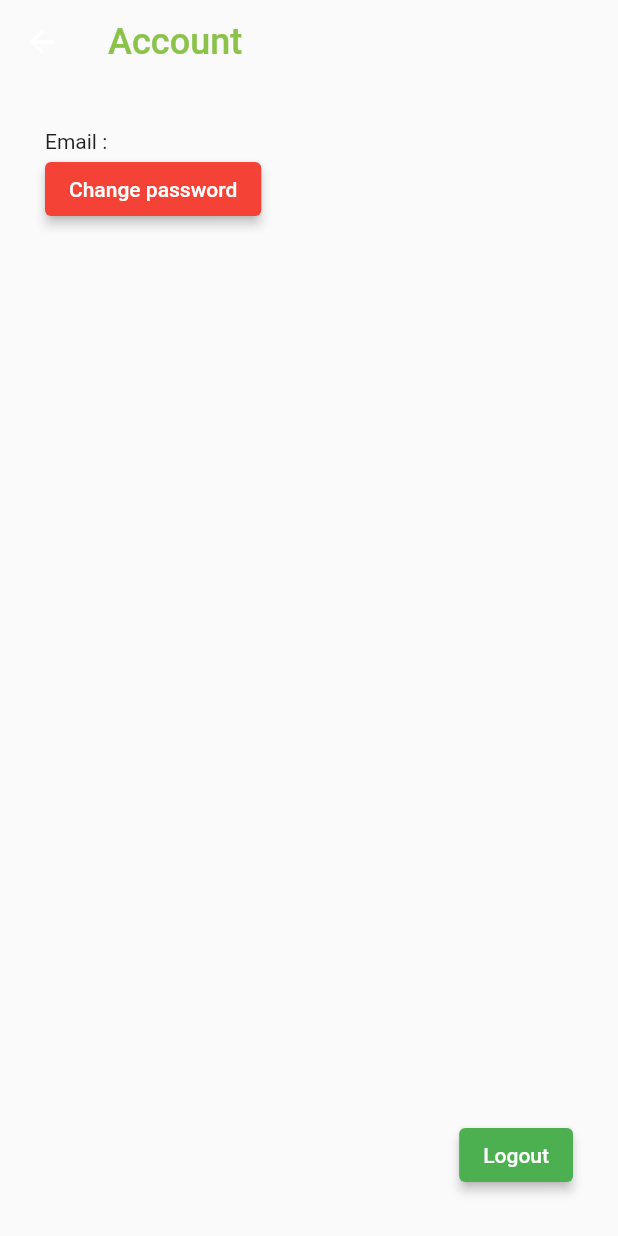
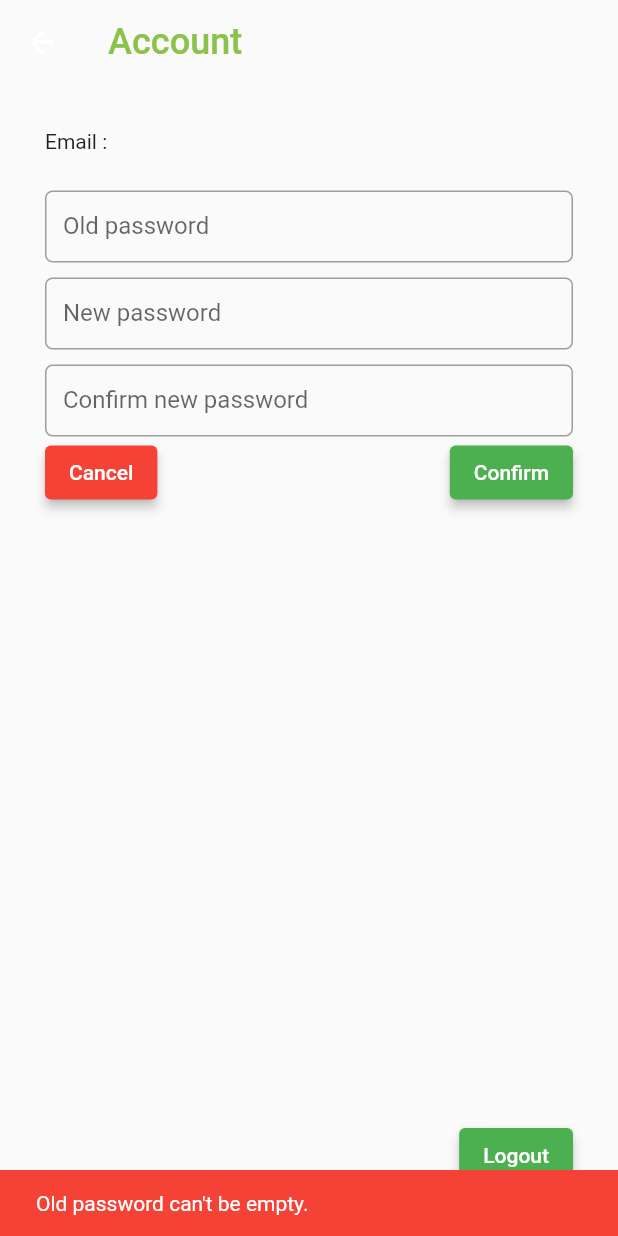
Before and after one commit to AlexL64/IntelliGrow-App, a Flutter app: the Account screen opened directly, after a tap on "Change password", after a tap on "Confirm", on a phone screen of 412 x 824 dp. Run offline on Flutter 3.47's test engine with Material 2 defaults, Android fonts, the phone set to English and light mode, and no system bars; our stand-ins replace firebase_auth, firebase_core, flutter_login; accounts and stored records are empty; generated files the repository leaves out were written again.

Commit message:
Allow changing password

```diff
--- a/lib/views/login_screen.dart
+++ b/lib/views/login_screen.dart
@@ -22,8 +22,7 @@ class LoginScreen extends StatelessWidget {
 
   Future<String?> _signupUser(SignupData data) async {
     try {
-      final credential =
-          await FirebaseAuth.instance.createUserWithEmailAndPassword(
+      final credential = await FirebaseAuth.instance.createUserWithEmailAndPassword(
         email: data.name.toString().trim(),
         password: data.password.toString().trim(),
       );
@@ -44,7 +43,8 @@ class LoginScreen extends StatelessWidget {
       if (password.isEmpty) {
         return "Password can't be empty";
       }
-      if(!password.trim().contains(RegExp(r'^(?=.*[a-z])(?=.*[A-Z])(?=.*\d)(?=.*[@$!%*?&])[A-Za-z\d@$!%*?&]{8,}$'))) {
+      if (!password.trim().contains(
+          RegExp(r'^(?=.*[a-z])(?=.*[A-Z])(?=.*\d)(?=.*[@$!%*?&])[A-Za-z\d@$!%*?&]{8,}$'))) {
         return 'The password must contains at least : 8 characters,\n1 Lower case, 1 Upper case, 1 Number and\n1 Special character';
       }
     }
--- a/lib/widgets/account.dart
+++ b/lib/widgets/account.dart
@@ -12,6 +12,10 @@ class Account extends StatefulWidget {
 
 class _AccountState extends State<Account> {
   bool changePasswordDisplayed = false;
+
+  TextEditingController oldPasswordController = TextEditingController();
+  TextEditingController newPasswordController = TextEditingController();
+  TextEditingController confirmNewPasswordController = TextEditingController();
 
   showAlertDialog(BuildContext context) {
     Widget cancelButton = TextButton(
@@ -60,6 +64,88 @@ class _AccountState extends State<Account> {
     return "Unknown";
   }
 
+  Future<void> changePassword() async {
+    if (validatePassword()) {
+      final currentUser = FirebaseAuth.instance.currentUser;
+      if (currentUser != null) {
+        try {
+          final userCredential = await FirebaseAuth.instance.signInWithEmailAndPassword(
+            email: currentUser.email.toString(),
+            password: oldPasswordController.text.trim(),
+          );
+          final user = userCredential.user;
+          await user?.updatePassword(newPasswordController.text.trim());
+          ScaffoldMessenger.of(context).showSnackBar(SnackBar(
+            content: const Text("Password successfully changed"),
+            backgroundColor: Colors.green[600],
+          ));
+          changePasswordDisplayed = false;
+          oldPasswordController.text = "";
+          newPasswordController.text = "";
+          confirmNewPasswordController.text = "";
+          setState(() {});
+        } on FirebaseAuthException catch (e) {
+          if (e.code == 'wrong-password') {
+            ScaffoldMessenger.of(context).showSnackBar(
+              const SnackBar(
+                content: Text("Incorrect old password"),
+                backgroundColor: Colors.red,
+              ),
+            );
+          }
+        }
+      }
+    }
+  }
+
+  bool validatePassword() {
+    if (oldPasswordController.text.trim().isEmpty) {
+      ScaffoldMessenger.of(context).showSnackBar(const SnackBar(
+        content: Text("Old password can't be empty."),
+        backgroundColor: Colors.red,
+      ));
+      return false;
+    }
+    if (newPasswordController.text.trim().isEmpty) {
+      ScaffoldMessenger.of(context).showSnackBar(const SnackBar(
+        content: Text("New password can't be empty."),
+        backgroundColor: Colors.red,
+      ));
+      return false;
+    }
+    if (confirmNewPasswordController.text.trim().isEmpty) {
+      ScaffoldMessenger.of(context).showSnackBar(const SnackBar(
+        content: Text("Confirm New password can't be empty."),
+        backgroundColor: Colors.red,
+      ));
+      return false;
+    }
+    if (oldPasswordController.text.trim() == newPasswordController.text.trim()) {
+      ScaffoldMessenger.of(context).showSnackBar(const SnackBar(
+        content: Text("New password can't be the same as the old password."),
+        backgroundColor: Colors.red,
+      ));
+      return false;
+    }
+    if (newPasswordController.text.trim() != confirmNewPasswordController.text.trim()) {
+      ScaffoldMessenger.of(context).showSnackBar(const SnackBar(
+        content: Text("New password and Confirm new password are different."),
+        backgroundColor: Colors.red,
+      ));
+      return false;
+    }
+    if (!newPasswordController.text.trim().contains(
+        RegExp(r'^(?=.*[a-z])(?=.*[A-Z])(?=.*\d)(?=.*[@$!%*?&])[A-Za-z\d@$!%*?&]{8,}$'))) {
+      ScaffoldMessenger.of(context).showSnackBar(const SnackBar(
+        content: Text(
+            "The new password must contains at least : 8 characters,\n1 Lower case, 1 Upper case, 1 Number and\n1 Special character."),
+        backgroundColor: Colors.red,
+      ));
+      return false;
+    }
+    return true;
+  }
+
   @override
   Widget build(BuildContext context) {
     return Scaffold(
@@ -87,12 +173,20 @@ class _AccountState extends State<Account> {
                     child: Column(
                       crossAxisAlignment: CrossAxisAlignment.stretch,
                       children: [
-                        const Text('Old password :'),
-                        const CustomTextFormField(),
-                        const Text('New password :'),
-                        const CustomTextFormField(),
-                        const Text('Confirm new password :'),
-                        const CustomTextFormField(),
+                        CustomTextFormField(
+                          label: "Old password",
+                          controller: oldPasswordController,
+                        ),
+                        const SizedBox(height: 10),
+                        CustomTextFormField(
+                          label: "New password",
+                          controller: newPasswordController,
+                        ),
+                        const SizedBox(height: 10),
+                        CustomTextFormField(
+                          label: "Confirm new password",
+                          controller: confirmNewPasswordController,
+                        ),
                         Stack(
                           children: [
                             ElevatedButton(
@@ -114,8 +208,7 @@ class _AccountState extends State<Account> {
                                   elevation: 3,
                                 ),
                                 onPressed: () {
-                                  changePasswordDisplayed = false;
-                                  setState(() {});
+                                  changePassword();
                                 },
                                 child: const Text("Confirm"),
                               ),
--- a/lib/widgets/custom_text_from_field.dart
+++ b/lib/widgets/custom_text_from_field.dart
@@ -1,12 +1,16 @@
 import 'package:flutter/material.dart';
 
 class CustomTextFormField extends StatelessWidget {
-  const CustomTextFormField({super.key});
+  const CustomTextFormField({super.key, required this.label, required this.controller});
+
+  final String label;
+  final TextEditingController controller;
 
   @override
   Widget build(BuildContext context) {
     return TextFormField(
       decoration: InputDecoration(
+        labelText: label,
         enabledBorder: OutlineInputBorder(
           borderSide: const BorderSide(width: 1, color: Colors.grey),
           borderRadius: BorderRadius.circular(5.0),
@@ -21,6 +25,10 @@ class CustomTextFormField extends StatelessWidget {
         ),
         contentPadding: const EdgeInsets.symmetric(vertical: 0, horizontal: 12),
       ),
+      controller: controller,
+      obscureText: false,
+      enableSuggestions: false,
+      autocorrect: false,
     );
   }
 }
```
